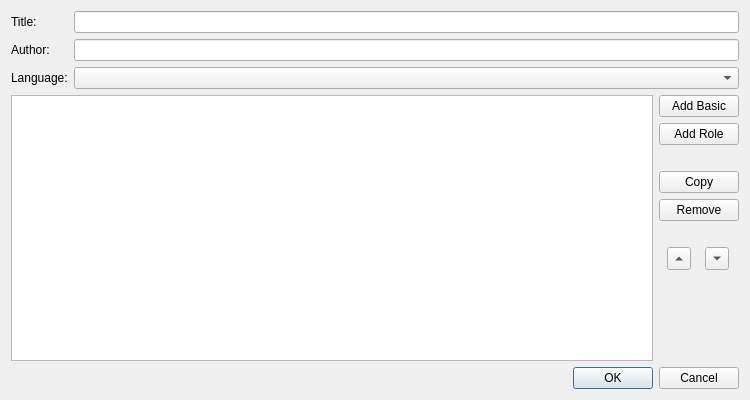
Old version of the form src/Sigil/Form_Files/MetaEditor.ui in the repository Sigil-Ebook/Sigil.
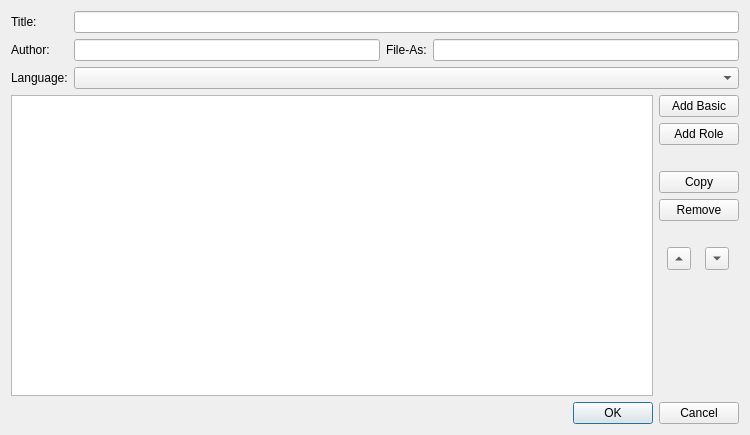
New version of the form.

Commit message: Implement 1717 to allow Metadata author and file-as for primary author to be set independently.

Diff of the .ui file:
```diff
--- a/src/Sigil/Form_Files/MetaEditor.ui
+++ b/src/Sigil/Form_Files/MetaEditor.ui
@@ -7,7 +7,7 @@
     <x>0</x>
     <y>0</y>
     <width>750</width>
-    <height>400</height>
+    <height>435</height>
    </rect>
   </property>
   <property name="sizePolicy">
@@ -19,12 +19,10 @@
   <property name="windowTitle">
    <string>Metadata Editor</string>
   </property>
+  <layout class="QVBoxLayout" name="verticalLayout">
+   <item>
   <layout class="QGridLayout" name="gridLayout">
    <item row="0" column="0">
-    <layout class="QHBoxLayout" name="horizontalLayout">
-     <item>
-      <layout class="QFormLayout" name="formLayout">
-       <item row="0" column="0">
         <widget class="QLabel" name="lbTitle">
          <property name="toolTip">
           <string>The main title of the book.  At least one title is required.</string>
@@ -34,7 +32,27 @@
          </property>
         </widget>
        </item>
-       <item row="0" column="1">
+     <item row="2" column="1" colspan="3">
+      <widget class="QComboBox" name="cbLanguages">
+       <property name="sizePolicy">
+        <sizepolicy hsizetype="Expanding" vsizetype="Fixed">
+         <horstretch>0</horstretch>
+         <verstretch>0</verstretch>
+        </sizepolicy>
+       </property>
+      </widget>
+     </item>
+     <item row="2" column="0">
+      <widget class="QLabel" name="lbLanguage">
+       <property name="toolTip">
+        <string>The primary language of the book.  Required.&lt;p&gt;Use Add Basic to add additional optional languages.&lt;p&gt;Change the default language for new books in Preferences-&gt;Language.&lt;/P&gt;</string>
+       </property>
+       <property name="text">
+        <string>Language:</string>
+       </property>
+      </widget>
+     </item>
+     <item row="0" column="1" colspan="3">
         <widget class="QLineEdit" name="leTitle">
          <property name="sizePolicy">
           <sizepolicy hsizetype="Expanding" vsizetype="Fixed">
@@ -44,10 +62,36 @@
          </property>
         </widget>
        </item>
+     <item row="1" column="2">
+      <widget class="QLabel" name="lbAuthorFileAs">
+       <property name="toolTip">
+        <string>See Author.</string>
+       </property>
+       <property name="text">
+        <string>File-As:</string>
+       </property>
+      </widget>
+     </item>
+     <item row="1" column="1">
+      <widget class="QLineEdit" name="leAuthor">
+       <property name="sizePolicy">
+        <sizepolicy hsizetype="Expanding" vsizetype="Fixed">
+         <horstretch>0</horstretch>
+         <verstretch>0</verstretch>
+        </sizepolicy>
+       </property>
+      </widget>
+     </item>
        <item row="1" column="0">
         <widget class="QLabel" name="lbAuthor">
          <property name="toolTip">
-          <string>The primary author and creator of the book.  At least one author is required.
+        <string>The primary author and creator of the book.  At least one author is required. 
+
+Readers will typically show the author's name entered in the Author field, 
+but file the name using the File-As field for sorting purposes if it is used.
+
+Author is typically: Firstname Lastname
+File-As is typically: Lastname, Firstname
 
 Click 'Add Role' to add more authors, creators, or contributors.</string>
          </property>
@@ -56,49 +100,13 @@
          </property>
         </widget>
        </item>
-       <item row="1" column="1">
-        <widget class="QLineEdit" name="leAuthor">
-         <property name="sizePolicy">
-          <sizepolicy hsizetype="Expanding" vsizetype="Fixed">
-           <horstretch>0</horstretch>
-           <verstretch>0</verstretch>
-          </sizepolicy>
-         </property>
-        </widget>
-       </item>
-       <item row="2" column="0">
-        <widget class="QLabel" name="lbLanguage">
-         <property name="toolTip">
-          <string>The primary language of the book.  Required.&lt;P&gt;Use Add Basic to add additional optional languages.&lt;P&gt;Change the default language for new books in Preferences-&gt;Language.&lt;/P&gt;</string>
-         </property>
-         <property name="text">
-          <string>Language:</string>
-         </property>
-        </widget>
-       </item>
-       <item row="2" column="1">
-        <widget class="QComboBox" name="cbLanguages">
-         <property name="sizePolicy">
-          <sizepolicy hsizetype="Expanding" vsizetype="Fixed">
-           <horstretch>0</horstretch>
-           <verstretch>0</verstretch>
-          </sizepolicy>
-         </property>
-        </widget>
+     <item row="1" column="3">
+      <widget class="QLineEdit" name="leAuthorFileAs"/>
        </item>
       </layout>
      </item>
      <item>
-      <layout class="QVBoxLayout" name="verticalLayout"/>
-     </item>
-    </layout>
-   </item>
-   <item row="1" column="0">
-    <widget class="QWidget" name="wgExtension" native="true">
-     <layout class="QHBoxLayout" name="horizontalLayout_2">
-      <property name="margin">
-       <number>0</number>
-      </property>
+    <layout class="QHBoxLayout" name="horizontalLayout">
       <item>
        <widget class="QTableView" name="tvMetaTable">
         <property name="alternatingRowColors">
@@ -110,8 +118,6 @@
        </widget>
       </item>
       <item>
-       <layout class="QVBoxLayout" name="verticalLayout_5">
-        <item>
          <layout class="QVBoxLayout" name="verticalLayout_2">
           <item>
            <widget class="QPushButton" name="btAddBasic">
@@ -220,8 +226,6 @@
             </item>
            </layout>
           </item>
-         </layout>
-        </item>
         <item>
          <spacer name="verticalSpacer">
           <property name="orientation">
@@ -238,9 +242,8 @@
        </layout>
       </item>
      </layout>
-    </widget>
    </item>
-   <item row="2" column="0">
+   <item>
     <widget class="QDialogButtonBox" name="buttonBox">
      <property name="standardButtons">
       <set>QDialogButtonBox::Cancel|QDialogButtonBox::Ok</set>
```
Left out of the diff: 4 changed lines with no effect on the pictures. Lines whose indentation alone changed are shown as unchanged. The commit also changes 4 other files.
